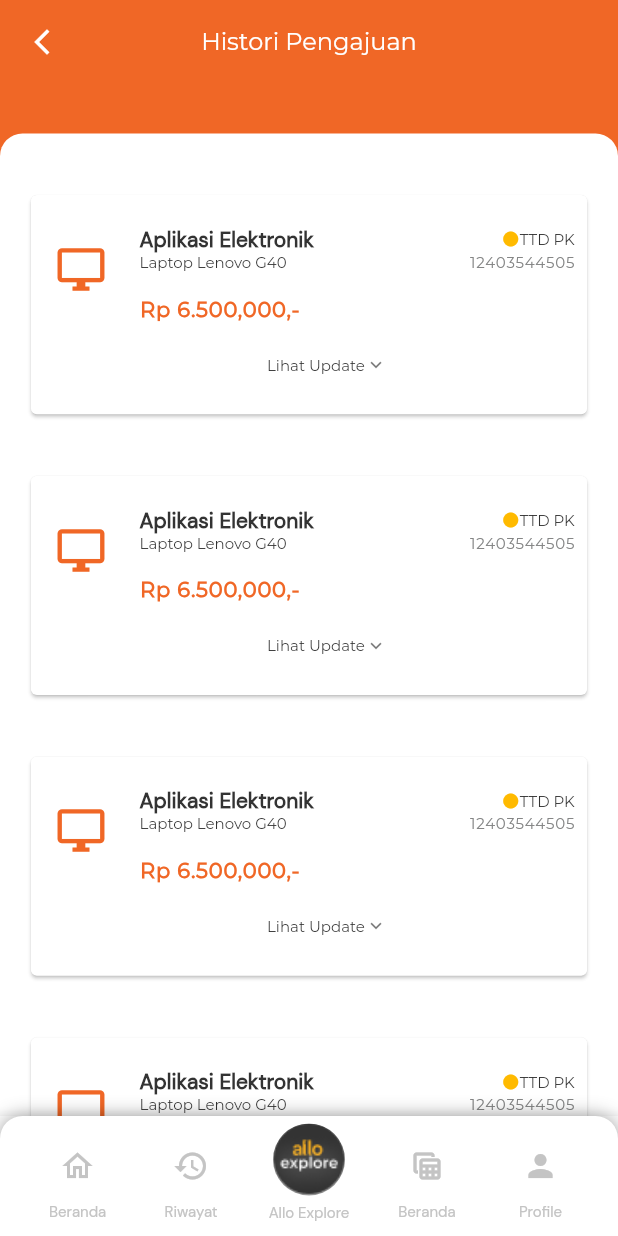
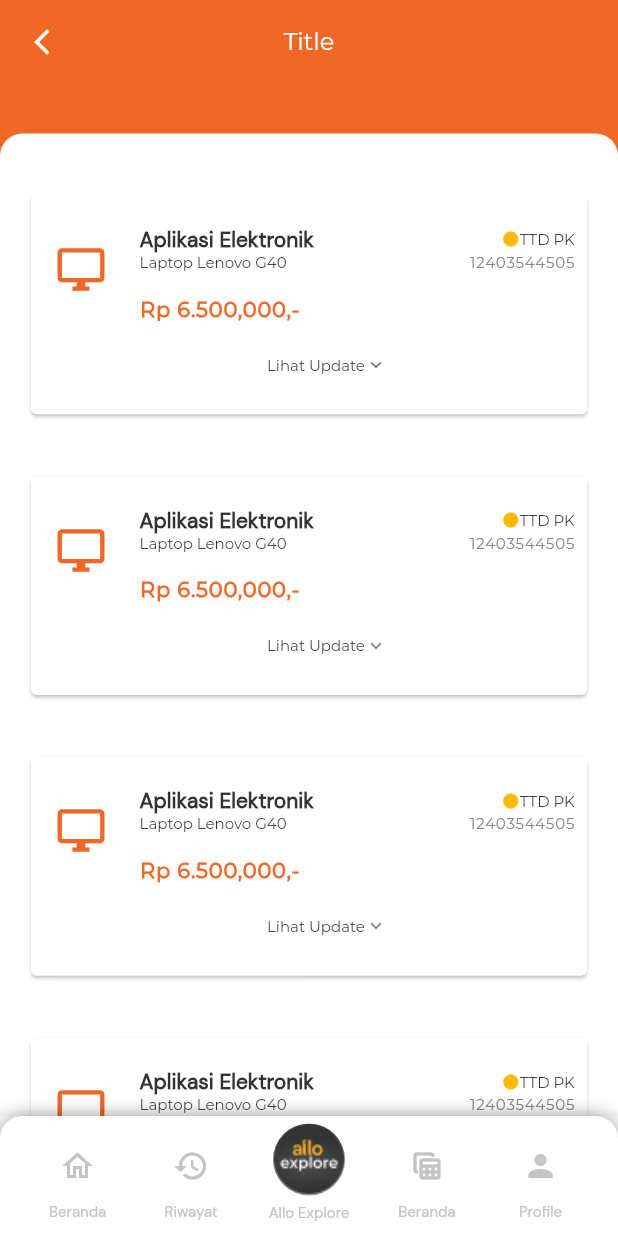
Before and after one commit to tahira-khan/saya-app-design, a Flutter app: the HistoryScreen screen opened by its route, on a phone screen of 412 x 824 dp. Run offline on Flutter 3.47's test engine with Material 2 defaults, Android fonts, the phone set to English and light mode, and no system bars.

Commit message:
Custom AppBar

```diff
--- /dev/null
+++ b/lib/components/custom_app_bar.dart
@@ -0,0 +1,19 @@
+import 'package:flutter/material.dart';
+import '../utilities/constants.dart';
+
+class CustomAppBar extends StatelessWidget {
+  @override
+  Widget build(BuildContext context) {
+    return AppBar(
+      elevation: 0,
+      backgroundColor: kPrimaryColor,
+      title: Text('Title', style: kPageTitleTextStyle),
+      centerTitle: true,
+      leading: IconButton(
+        onPressed: () {},
+        icon: Icon(Icons.arrow_back_ios_new),
+        iconSize: 20.0,
+      ),
+    );
+  }
+}
--- a/lib/screens/history_screen.dart
+++ b/lib/screens/history_screen.dart
@@ -1,7 +1,8 @@
 import 'package:flutter/material.dart';
 import 'package:flutter/widgets.dart';
-import 'package:saya/utilities/bottom_navigation_bar.dart';
+import 'package:saya/components/bottom_navigation_bar.dart';
 import 'package:saya/utilities/constants.dart';
+import 'package:saya/components/custom_app_bar.dart';
 
 class HistoryScreen extends StatefulWidget {
   @override
@@ -25,9 +26,10 @@ class _HistoryScreenState extends State<HistoryScreen> {
     final height = MediaQuery.of(context).size.height;
     return Scaffold(
       backgroundColor: kPrimaryColor,
-      appBar: buildAppBar(kHistoryScreenTitle, () {
-        Navigator.pop(context);
-      }),
+      appBar: PreferredSize(
+        preferredSize: Size(double.infinity, kToolbarHeight),
+        child: CustomAppBar(),
+      ),
       body: Container(
         margin: EdgeInsets.only(top: height * 0.04),
         width: width,
--- a/lib/screens/profile_saya_screen.dart
+++ b/lib/screens/profile_saya_screen.dart
@@ -1,7 +1,7 @@
 import 'package:flutter/cupertino.dart';
 import 'package:flutter/material.dart';
 import 'package:flutter/widgets.dart';
-import 'package:saya/utilities/bottom_navigation_bar.dart';
+import 'package:saya/components/bottom_navigation_bar.dart';
 import 'package:saya/utilities/constants.dart';
 
 class ProfileSayaScreen extends StatefulWidget {
--- a/lib/utilities/constants.dart
+++ b/lib/utilities/constants.dart
@@ -1,4 +1,3 @@
-import 'package:flutter/gestures.dart';
 import 'package:flutter/material.dart';
 
 // Colors used in our Application.
```
Also changed, not shown: lib/components/bottom_navigation_bar.dart (renamed from lib/utilities/bottom_navigation_bar.dart).
